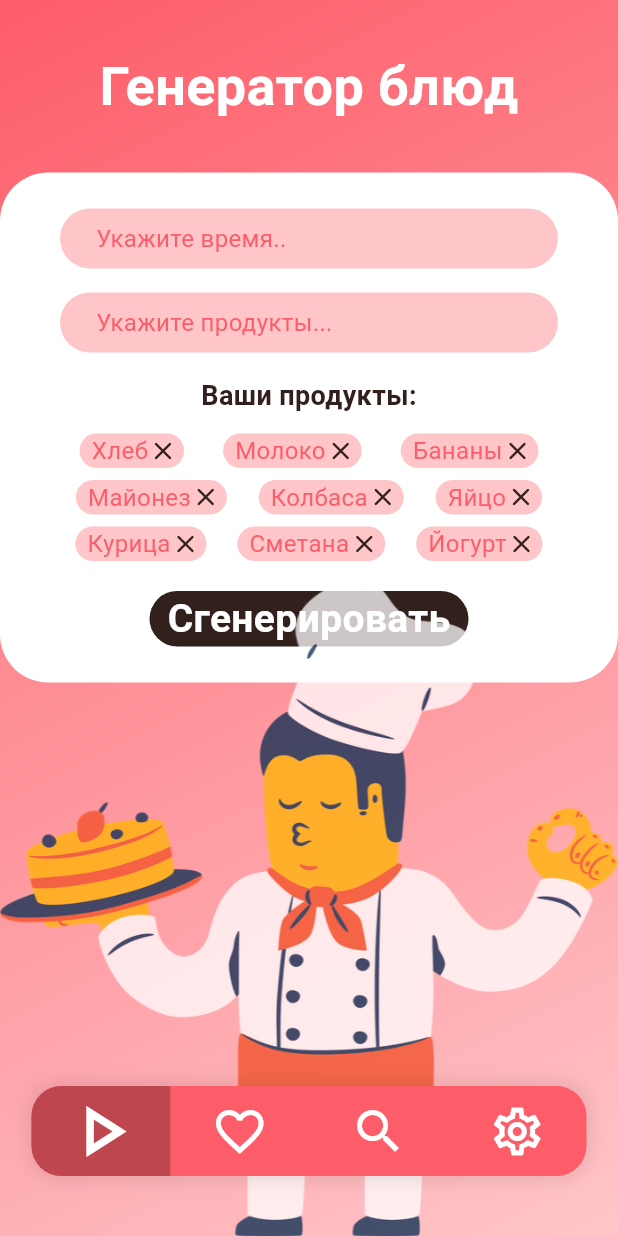
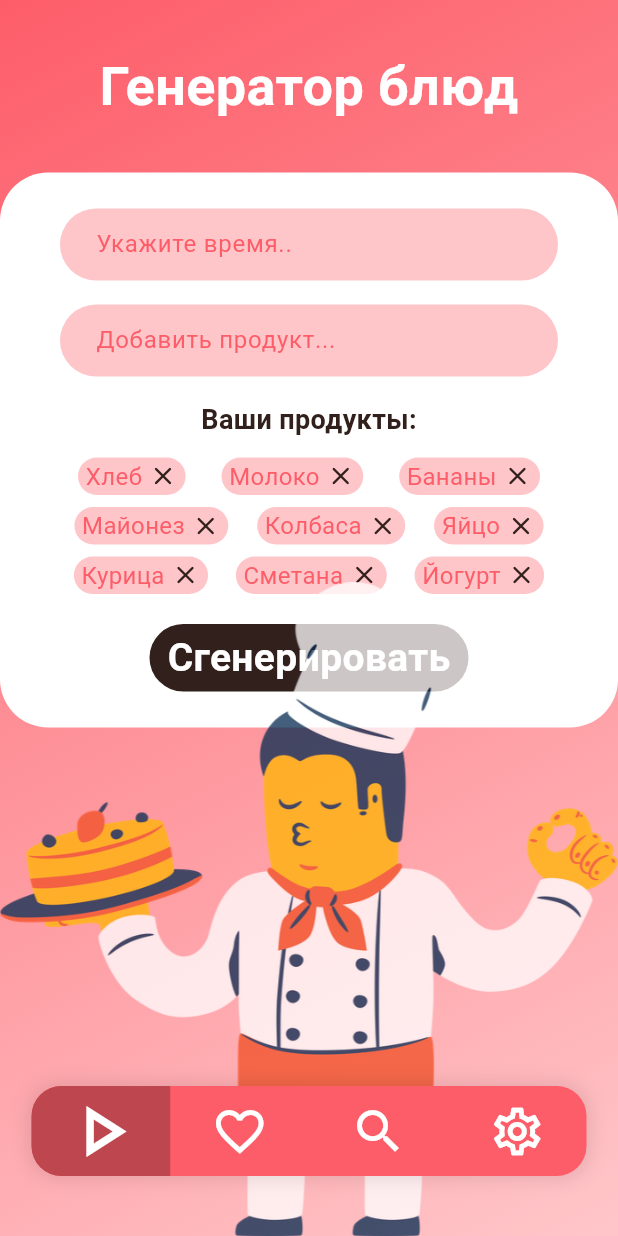
Before and after one commit to dattebayoooo/FoodForge, a Flutter app: the screen it shows after launch, on a phone screen of 412 x 824 dp. Run offline on Flutter 3.47's test engine with Material 3 defaults, Android fonts, the light colour scheme and no system bars; our stand-ins replace google_fonts.

Commit message:
переход между страницами удаление/добавление продуктов для генерации

```diff
--- a/lib/assents.dart
+++ b/lib/assents.dart
@@ -4,7 +4,6 @@ class AppColor {
   static const Color intensepink = Color(0xFFFD5D69);
   static const Color pink = Color(0xFFFFC6C9);
   static const Color brown = Color(0xFF32201C);
-  // static const Color pink = Color.fromARGB(255, 253, 117, 128);
 }
 
 class AppImages {
--- a/lib/home_page.dart
+++ /dev/null
@@ -1,123 +0,0 @@
-import 'package:flutter/material.dart';
-import 'package:food_forge/assents.dart';
-import 'package:food_forge/home_page/custom_bottom_bar.dart';
-import 'package:food_forge/home_page/product_section.dart';
-import 'package:food_forge/home_page/search_fields.dart';
-import 'package:google_fonts/google_fonts.dart';
-
-class HomePage extends StatefulWidget {
-  const HomePage({super.key});
-
-  @override
-  State<HomePage> createState() => _HomePageState();
-}
-
-class _HomePageState extends State<HomePage> {
-  int _currentIndex = 0;
-  final products = [
-    'Хлеб',
-    'Молоко',
-    'Бананы',
-    'Майонез',
-    'Колбаса',
-    'Яйцо',
-    'Курица',
-    'Сметана',
-    'Йогурт',
-  ];
-
-  @override
-  Widget build(BuildContext context) {
-    return Scaffold(
-      body: Stack(
-        children: [
-          // Градиентный фон
-          Container(
-            decoration: BoxDecoration(
-              gradient: LinearGradient(
-                colors: [AppColor.intensepink, AppColor.pink],
-                begin: Alignment.topLeft,
-                end: Alignment.bottomRight,
-              ),
-            ),
-          ),
-
-          // Основной контент
-          SafeArea(
-            child: Column(
-              children: [
-                const SizedBox(height: 32),
-                Text(
-                  "Генератор блюд",
-                  style: GoogleFonts.montserratAlternates(
-                    fontSize: 36,
-                    fontWeight: FontWeight.bold,
-                    color: Colors.white,
-                  ),
-                  textAlign: TextAlign.center,
-                ),
-                const SizedBox(height: 32),
-                Container(
-                  padding: const EdgeInsets.symmetric(
-                    vertical: 24,
-                    horizontal: 40,
-                  ),
-                  decoration: BoxDecoration(
-                    color: Colors.white,
-                    borderRadius: BorderRadius.circular(32),
-                  ),
-                  child: Column(
-                    children: [
-                      SearchFields(placeholder: 'Укажите время..'),
-                      const SizedBox(height: 16),
-                      SearchFields(placeholder: 'Укажите продукты...'),
-                      const SizedBox(height: 16),
-                      ProductSection(products: products),
-                      const SizedBox(height: 16),
-                      Container(
-                        decoration: BoxDecoration(
-                          color: AppColor.brown,
-                          borderRadius: BorderRadius.circular(32),
-                        ),
-                        padding: const EdgeInsets.symmetric(horizontal: 12),
-                        child: Text(
-                          "Сгенерировать",
-                          style: GoogleFonts.alumniSans(
-                            color: Colors.white,
-                            fontSize: 26,
-                            fontWeight: FontWeight.w700,
-                          ),
-                        ),
-                      ),
-                    ],
-                  ),
-                ),
-              ],
-            ),
-          ),
-
-          // Изображение повара вни зу
-          Positioned(
-            bottom: 0,
-            left: 0,
-            right: 0,
-            child: Image.asset("assets/images/cook.png", fit: BoxFit.fitWidth),
-          ),
-
-          // Кастомный BottomNavigationBar
-          Positioned(
-            bottom: 40,
-            left: 5,
-            right: 5,
-            child: CustomBottomBar(
-              selectedIndex: _currentIndex,
-              onTabSelected: (index) {
-                setState(() => _currentIndex = index);
-              },
-            ),
-          ),
-        ],
-      ),
-    );
-  }
-}
--- a/lib/home_page/custom_bottom_bar.dart
+++ b/lib/home_page/custom_bottom_bar.dart
@@ -13,17 +13,17 @@ class CustomBottomBar extends StatelessWidget {
     required this.selectedIndex,
     required this.onTabSelected,
     this.activeColor = const Color(0xffbe464f),
-    this.inactiveColor = Colors.transparent, // Изменили на прозрачный
+    this.inactiveColor = Colors.transparent,
     this.iconColor = Colors.white,
   });
 
   @override
   Widget build(BuildContext context) {
     return Container(
-      height: 60, // Единая высота
+      height: 60,
       margin: const EdgeInsets.symmetric(horizontal: 16),
       decoration: BoxDecoration(
-        color: AppColor.intensepink, // Полупрозрачный белый
+        color: AppColor.intensepink,
         borderRadius: BorderRadius.circular(20),
         boxShadow: [
           BoxShadow(
--- a/lib/home_page/product_section.dart
+++ b/lib/home_page/product_section.dart
@@ -4,12 +4,16 @@ import 'package:google_fonts/google_fonts.dart';
 
 class ProductSection extends StatelessWidget {
   final List<String> products;
+  final Function(int) onRemove;
 
-  const ProductSection({super.key, required this.products});
+  const ProductSection({
+    super.key,
+    required this.products,
+    required this.onRemove,
+  });
 
   @override
   Widget build(BuildContext context) {
-    // Разделяем список на группы по 3 элемента для создания строк
     List<List<String>> rows = [];
     for (int i = 0; i < products.length; i += 3) {
       int end = (i + 3 < products.length) ? i + 3 : products.length;
@@ -26,42 +30,44 @@ class ProductSection extends StatelessWidget {
             color: AppColor.brown,
           ),
         ),
-        SizedBox(height: 8),
+        const SizedBox(height: 8),
         Column(
-          children:
-              rows.map((row) {
+          children: rows.map((row) {
             return Padding(
               padding: const EdgeInsets.symmetric(vertical: 4),
               child: Row(
                 mainAxisAlignment: MainAxisAlignment.spaceAround,
-                    children:
-                        row.map((product) {
-                          return Container(
+                children: row.asMap().entries.map((entry) {
+                  final index = products.indexOf(entry.value);
+                  return GestureDetector(
+                    onTap: () => onRemove(index),
+                    child: Container(
                       decoration: BoxDecoration(
                         color: AppColor.pink,
-                              borderRadius: BorderRadius.all(
-                                Radius.circular(32),
+                        borderRadius: BorderRadius.circular(32),
                       ),
+                      padding: const EdgeInsets.symmetric(
+                        horizontal: 5,
+                        vertical: 1,
                       ),
                       child: Row(
                         mainAxisSize: MainAxisSize.min,
                         children: [
-                                const SizedBox(width: 8),
                           Text(
-                                  product,
+                            entry.value,
                             style: GoogleFonts.montserratAlternates(
                               color: AppColor.intensepink,
                               fontSize: 16,
                             ),
                           ),
-
+                          const SizedBox(width: 4),
                           Icon(
                             AppIcons.cross,
                             size: 20,
                             color: AppColor.brown,
                           ),
-                                const SizedBox(width: 4),
                         ],
+                      ),
                     ),
                   );
                 }).toList(),
--- a/lib/home_page/search_fields.dart
+++ b/lib/home_page/search_fields.dart
@@ -4,8 +4,15 @@ import 'package:google_fonts/google_fonts.dart';
 
 class SearchFields extends StatelessWidget {
   final String placeholder;
+  final TextEditingController? controller;
+  final Function(String)? onSubmitted;
 
-  const SearchFields({super.key, required this.placeholder});
+  const SearchFields({
+    super.key,
+    required this.placeholder,
+    this.controller,
+    this.onSubmitted,
+  });
 
   @override
   Widget build(BuildContext context) {
@@ -13,22 +20,23 @@ class SearchFields extends StatelessWidget {
       children: [
         Expanded(
           child: Container(
-            height: 40,
+            height: 48,
             decoration: BoxDecoration(
               color: AppColor.pink,
-              borderRadius: BorderRadius.all(Radius.circular(32)),
+              borderRadius: BorderRadius.circular(32),
             ),
-            child: Row(
-              children: [
-                const SizedBox(width: 24),
-                Text(
-                  placeholder,
-                  style: GoogleFonts.montserratAlternates(
-                    color: AppColor.intensepink,
-                    fontSize: 16,
-                  ),
+            child: TextField(
+              controller: controller,
+              onSubmitted: onSubmitted,
+              decoration: InputDecoration(
+                hintText: placeholder,
+                hintStyle: GoogleFonts.montserratAlternates(
+                  color: AppColor.intensepink,
+                  fontSize: 16,
                 ),
-              ],
+                border: InputBorder.none,
+                contentPadding: const EdgeInsets.symmetric(horizontal: 24),
+              ),
             ),
           ),
         ),
--- a/lib/main.dart
+++ b/lib/main.dart
@@ -1,5 +1,8 @@
 import 'package:flutter/material.dart';
-import 'package:food_forge/home_page.dart';
+import 'package:food_forge/pages/home_page.dart';
+import 'package:food_forge/pages/favorites_page.dart';
+import 'package:food_forge/pages/search_page.dart';
+import 'package:food_forge/pages/settings_page.dart';
 
 void main() {
   runApp(const MyApp());
@@ -8,30 +11,63 @@ void main() {
 class MyApp extends StatelessWidget {
   const MyApp({super.key});
 
-  // This widget is the root of your application.
   @override
   Widget build(BuildContext context) {
     return MaterialApp(
       title: 'Food Forge',
       theme: ThemeData(
-        // This is the theme of your application.
-        //
-        // TRY THIS: Try running your application with "flutter run". You'll see
-        // the application has a purple toolbar. Then, without quitting the app,
-        // try changing the seedColor in the colorScheme below to Colors.green
-        // and then invoke "hot reload" (save your changes or press the "hot
-        // reload" button in a Flutter-supported IDE, or press "r" if you used
-        // the command line to start the app).
-        //
-        // Notice that the counter didn't reset back to zero; the application
-        // state is not lost during the reload. To reset the state, use hot
-        // restart instead.
-        //
-        // This works for code too, not just values: Most code changes can be
-        // tested with just a hot reload.
-        colorScheme: ColorScheme.fromSeed(seedColor: Colors.deepPurple),
+        primarySwatch: Colors.blue,
       ),
-      home: HomePage(),
+      home: const MainNavigator(),
+      debugShowCheckedModeBanner: false,
     );
   }
 }
+
+class MainNavigator extends StatefulWidget {
+  const MainNavigator({super.key});
+
+  @override
+  State<MainNavigator> createState() => _MainNavigatorState();
+}
+
+class _MainNavigatorState extends State<MainNavigator> {
+  int _currentIndex = 0;
+
+  void _changePage(int index) {
+    setState(() {
+      _currentIndex = index;
+    });
+  }
+
+  @override
+  Widget build(BuildContext context) {
+    switch (_currentIndex) {
+      case 0:
+        return HomePage(
+          currentIndex: _currentIndex,
+          onTabSelected: _changePage,
+        );
+      case 1:
+        return FavoritesPage(
+          currentIndex: _currentIndex,
+          onTabSelected: _changePage,
+        );
+      case 2:
+        return SearchPage(
+          currentIndex: _currentIndex,
+          onTabSelected: _changePage,
+        );
+      case 3:
+        return SettingsPage(
+          currentIndex: _currentIndex,
+          onTabSelected: _changePage,
+        );
+      default:
+        return HomePage(
+          currentIndex: 0,
+          onTabSelected: _changePage,
+        );
+    }
+  }
+}
--- /dev/null
+++ b/lib/pages/home_page.dart
@@ -0,0 +1,162 @@
+import 'package:flutter/material.dart';
+import 'package:food_forge/assents.dart';
+import 'package:food_forge/home_page/custom_bottom_bar.dart';
+import 'package:food_forge/home_page/product_section.dart';
+import 'package:food_forge/home_page/search_fields.dart';
+import 'package:google_fonts/google_fonts.dart';
+
+class HomePage extends StatefulWidget {
+  final int currentIndex;
+  final ValueChanged<int> onTabSelected;
+
+  const HomePage({
+    super.key,
+    required this.currentIndex,
+    required this.onTabSelected,
+  });
+
+  @override
+  State<HomePage> createState() => _HomePageState();
+}
+
+class _HomePageState extends State<HomePage> {
+  bool _isPressed = false;
+  final List<String> products = [
+    'Хлеб', 'Молоко', 'Бананы', 'Майонез', 'Колбаса',
+    'Яйцо', 'Курица', 'Сметана', 'Йогурт',
+  ];
+  final TextEditingController _productController = TextEditingController();
+
+  void _removeProduct(int index) {
+    setState(() {
+      products.removeAt(index);
+    });
+  }
+
+  void _addProduct(String product) {
+    if (product.trim().isNotEmpty && !products.contains(product.trim())) {
+      setState(() {
+        products.add(product.trim());
+      });
+      _productController.clear();
+    }
+  }
+
+  @override
+  void dispose() {
+    _productController.dispose();
+    super.dispose();
+  }
+
+  @override
+  Widget build(BuildContext context) {
+    return Scaffold(
+      body: Stack(
+        children: [
+          // Градиентный фон
+          Container(
+            decoration: const BoxDecoration(
+              gradient: LinearGradient(
+                colors: [AppColor.intensepink, AppColor.pink],
+                begin: Alignment.topLeft,
+                end: Alignment.bottomRight,
+              ),
+            ),
+          ),
+
+          // Основной контент
+          SafeArea(
+            child: Column(
+              children: [
+                const SizedBox(height: 32),
+                Text(
+                  "Генератор блюд",
+                  style: GoogleFonts.montserratAlternates(
+                    fontSize: 36,
+                    fontWeight: FontWeight.bold,
+                    color: Colors.white,
+                  ),
+                  textAlign: TextAlign.center,
+                ),
+                const SizedBox(height: 32),
+                Container(
+                  padding: const EdgeInsets.symmetric(
+                    vertical: 24,
+                    horizontal: 40,
+                  ),
+                  decoration: BoxDecoration(
+                    color: Colors.white,
+                    borderRadius: BorderRadius.circular(32),
+                  ),
+                  child: Column(
+                    children: [
+                      const SearchFields(placeholder: 'Укажите время..'),
+                      const SizedBox(height: 16),
+                      SearchFields(
+                        placeholder: 'Добавить продукт...',
+                        controller: _productController,
+                        onSubmitted: _addProduct,
+                      ),
+                      const SizedBox(height: 16),
+                      ProductSection(
+                        products: products,
+                        onRemove: _removeProduct,
+                      ),
+                      const SizedBox(height: 16),
+                      GestureDetector(
+                        onTapDown: (_) => setState(() => _isPressed = true),
+                        onTapUp: (_) => setState(() => _isPressed = false),
+                        onTapCancel: () => setState(() => _isPressed = false),
+                        onTap: () {
+                          debugPrint("Генерация для: ${products.join(", ")}");
+                        },
+                        child: AnimatedContainer(
+                          duration: const Duration(milliseconds: 100),
+                          transform: Matrix4.identity()
+                            ..scale(_isPressed ? 0.95 : 1.0),
+                          decoration: BoxDecoration(
+                            color: AppColor.brown,
+                            borderRadius: BorderRadius.circular(32),
+                          ),
+                          padding: const EdgeInsets.symmetric(
+                              horizontal: 12, vertical: 4),
+                          child: Text(
+                            "Сгенерировать",
+                            style: GoogleFonts.alumniSans(
+                              color: Colors.white,
+                              fontSize: 26,
+                              fontWeight: FontWeight.w700,
+                            ),
+                          ),
+                        ),
+                      ),
+                    ],
+                  ),
+                ),
+              ],
+            ),
+          ),
+
+          // Изображение повара
+          Positioned(
+            bottom: 0,
+            left: 0,
+            right: 0,
+            child: Image.asset("assets/images/cook.png", fit: BoxFit.fitWidth),
+          ),
+
+          // BottomBar
+          Positioned(
+            bottom: 40,
+            left: 5,
+            right: 5,
+            child: CustomBottomBar(
+              selectedIndex: widget.currentIndex,
+              onTabSelected: widget.onTabSelected,
+            ),
+          ),
+        ],
+      ),
+    );
+  }
+}
```
Also changed, not shown: lib/pages/favorites_page.dart (added, +58 -0 lines), lib/pages/search_page.dart (added, +58 -0 lines), lib/pages/settings_page.dart (added, +59 -0 lines), lib/widgets/base_scaffold.dart (added, +50 -0 lines), lib/widgets/gradient_background.dart (added, +25 -0 lines). Lines whose indentation alone changed are shown as unchanged.
